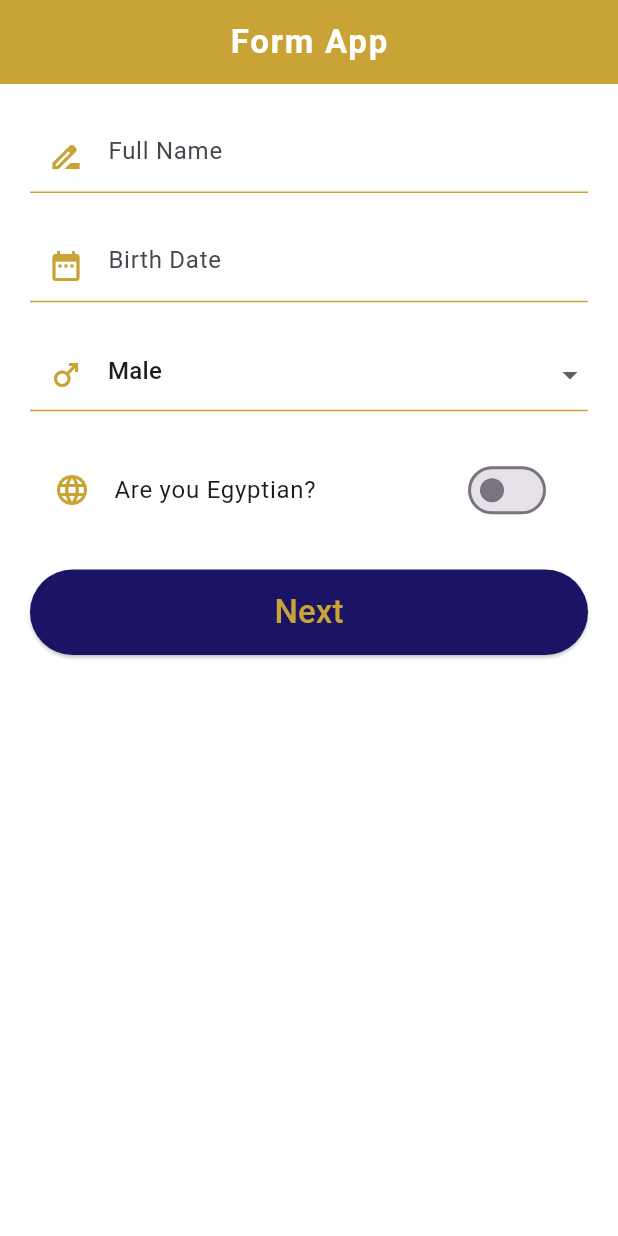
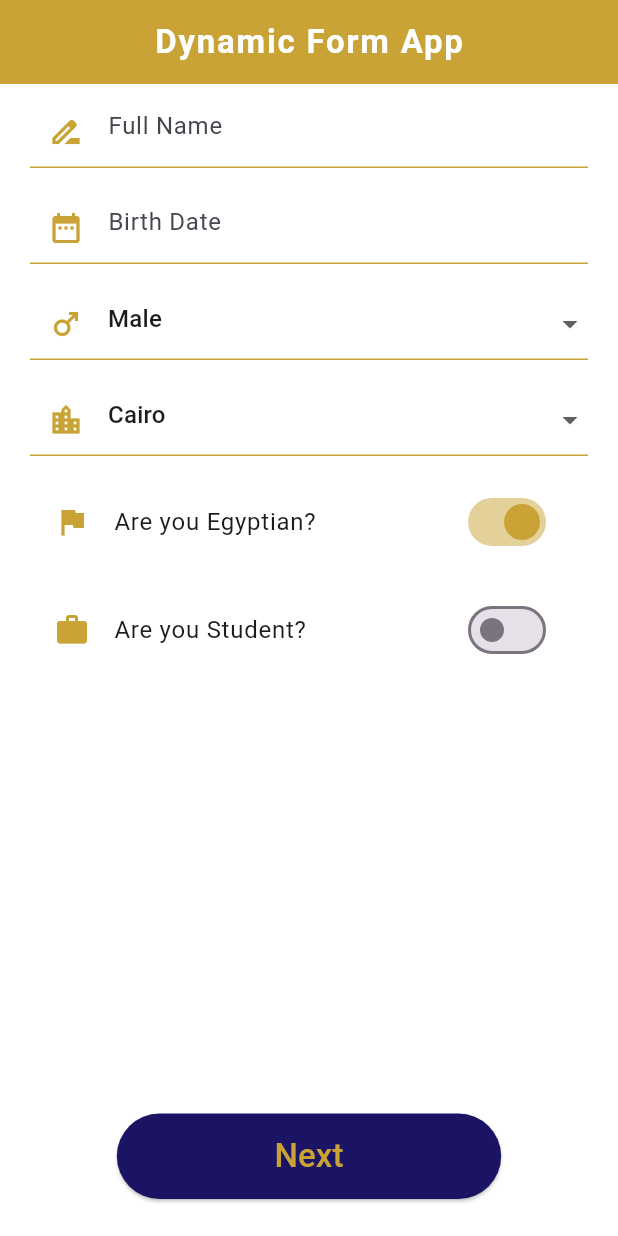
Before and after one commit to ahmedorabi74/form, a Flutter app: the screen it shows after launch, on a phone screen of 412 x 824 dp. Run offline on Flutter 3.47's test engine with Material 3 defaults, Android fonts, the phone set to English and light mode, and no system bars.

Commit message:
project done with list<map>,daynamic ui with listview.builder

```diff
--- a/lib/screens/FillForm.dart
+++ b/lib/screens/FillForm.dart
@@ -11,29 +11,78 @@ class FillForm extends StatefulWidget {
 }
 
 class _FillFormState extends State<FillForm> {
-  TextEditingController fullName = TextEditingController();
-  TextEditingController birthDate = TextEditingController();
-  String? selectedGender = 'Male'; // Default value is "Male"
-  IconData genderIcon = Icons.male; // Default icon is the male icon
-  bool isEgyptian = false; // Default value for the switch
+  final TextEditingController fullName = TextEditingController();
+  final TextEditingController birthDate = TextEditingController();
+
+  late List<Map<String, dynamic>> formFields;
+
+  @override
+  void initState() {
+    super.initState();
+
+    // Initialize formFields in initState
+    formFields = [
+      {
+        'label': 'Full Name',
+        'type': 'text',
+        'controller': fullName,
+        'icon': Icons.drive_file_rename_outline,
+      },
+      {
+        'label': 'Birth Date',
+        'type': 'date',
+        'controller': birthDate,
+        'icon': Icons.date_range,
+      },
+      {
+        'label': 'Gender',
+        'type': 'dropdown',
+        'options': ['Male', 'Female'],
+        'value': 'Male', // Default value
+        'iconData': Icons.male, // Default icon
+      },
+      {
+        'label': 'City',
+        'type': 'dropdown',
+        'options': ['Cairo', 'Benha', 'Alex', 'NewYork', 'new jersey'],
+        'value': 'Cairo', // Default value
+        'icon': Icons.location_city, // Default icon
+      },
+      {
+        'label': 'Are you Egyptian?',
+        'type': 'switch',
+        'icon': Icons.flag,
+        'value': true,
+      },
+      {
+        'label': 'Are you Student?',
+        'type': 'switch',
+        'icon': Icons.school,
+        'value': false,
+      }
+    ];
+  }
 
   @override
   void dispose() {
+    // Dispose controllers to avoid memory leaks
+    fullName.dispose();
     birthDate.dispose();
     super.dispose();
   }
 
-  Future<void> _selectDate(BuildContext context) async {
+  Future<void> _selectDate(
+      BuildContext context, TextEditingController controller) async {
     DateTime? pickedDate = await showDatePicker(
       context: context,
       initialDate: DateTime.now(),
-      firstDate: DateTime(1900),
-      lastDate: DateTime(2025),
+      firstDate: DateTime(1900), // min date
+      lastDate: DateTime(2030), // max date
     );
 
     if (pickedDate != null) {
       setState(() {
-        birthDate.text = DateFormat('dd-MM-yyyy').format(pickedDate);
+        controller.text = DateFormat('dd-MM-yyyy').format(pickedDate);
       });
     }
   }
@@ -41,35 +90,41 @@ class _FillFormState extends State<FillForm> {
   void _validateAndNavigate() {
     final RegExp nameRegExp = RegExp(r'^[A-Za-z\s]+$');
 
-    if (fullName.text.isEmpty || birthDate.text.isEmpty) {
+    if (formFields[0]['controller'].text.isEmpty ||
+        formFields[1]['controller'].text.isEmpty) {
       ScaffoldMessenger.of(context).showSnackBar(
         const SnackBar(
           content: Text(
             'Please fill all data!',
-            style: TextStyle(fontSize: 18),
+            style: TextStyle(fontSize: 16),
           ),
           backgroundColor: Colors.red,
         ),
       );
-    } else if (!nameRegExp.hasMatch(fullName.text)) {
+    } // end of empty condition
+    else if (!nameRegExp.hasMatch(formFields[0]['controller'].text)) {
       ScaffoldMessenger.of(context).showSnackBar(
         const SnackBar(
           content: Text(
             'Full Name should contain only letters and spaces!',
-            style: TextStyle(fontSize: 15),
+            style: TextStyle(fontSize: 16),
           ),
           backgroundColor: Colors.red,
         ),
       );
-    } else {
+    } // end of fullName condition
+    else {
       Navigator.push(
         context,
         MaterialPageRoute(
           builder: (context) => InfoPage(
             fullName: fullName.text,
             birthDate: birthDate.text,
-            selectedGender: selectedGender ?? 'Male',
-            isEgyptian: isEgyptian,
+            selectedGender: formFields[2]['value'],
+            // Get selected gender from map
+            isEgyptian: formFields[4]['value'],
+            city: formFields[3]['value'],
+            student: formFields[5]['value'],
           ),
         ),
       );
@@ -84,7 +139,7 @@ class _FillFormState extends State<FillForm> {
         foregroundColor: Colors.white,
         backgroundColor: const Color(0xffC9A335),
         title: const Text(
-          "Form App",
+          "Dynamic Form App",
           style: TextStyle(
             fontSize: 22,
             fontWeight: FontWeight.bold,
@@ -95,66 +150,23 @@ class _FillFormState extends State<FillForm> {
       ),
       body: Padding(
         padding: const EdgeInsets.symmetric(horizontal: 20.0),
-        child: ListView(
+        child: Column(
           children: [
-            SizedBox(
-              height: MediaQuery.of(context).size.height * 0.030,
-            ),
-            TextField(
-              controller: fullName,
-              keyboardType: TextInputType.name,
-              decoration: const InputDecoration(
-                hintText: "Full Name",
+            Expanded(
+              child: ListView.builder(
+                itemCount: formFields.length,
+                itemBuilder: (context, index) {
+                  final field = formFields[index];
+                  switch (field['type']) {
+                    case 'text':
+                      return Padding(
+                        padding: const EdgeInsets.symmetric(vertical: 8.0),
+                        child: TextField(
+                          controller: field['controller'],
+                          decoration: InputDecoration(
+                            hintText: field['label'],
                             prefixIcon: Icon(
-                  Icons.drive_file_rename_outline,
-                  color: Color(0xffC9A335),
-                ),
-                enabledBorder: UnderlineInputBorder(
-                  borderSide: BorderSide(
-                    color: Color(0xffC9A335),
-                  ),
-                ),
-                focusedBorder: UnderlineInputBorder(
-                  borderSide: BorderSide(
-                    color: Color(0xff1B1464),
-                  ),
-                ),
-              ),
-            ),
-            SizedBox(
-              height: MediaQuery.of(context).size.height * 0.030,
-            ),
-            TextField(
-              controller: birthDate,
-              readOnly: true,
-              onTap: () => _selectDate(context),
-              decoration: const InputDecoration(
-                hintText: "Birth Date",
-                prefixIcon: Icon(
-                  Icons.date_range,
-                  color: Color(0xffC9A335),
-                ),
-                enabledBorder: UnderlineInputBorder(
-                  borderSide: BorderSide(
-                    color: Color(0xffC9A335),
-                  ),
-                ),
-                focusedBorder: UnderlineInputBorder(
-                  borderSide: BorderSide(
-                    color: Color(0xff1B1464),
-                  ),
-                ),
-              ),
-            ),
-            SizedBox(
-              height: MediaQuery.of(context).size.height * 0.030,
-            ),
-            DropdownButtonFormField<String>(
-              value: selectedGender,
-              decoration: InputDecoration(
-                hintText: "Gender",
-                prefixIcon: Icon(
-                  genderIcon, // Update icon based on gender which user choose
+                              field['icon'],
                               color: const Color(0xffC9A335),
                             ),
                             enabledBorder: const UnderlineInputBorder(
@@ -168,7 +180,60 @@ class _FillFormState extends State<FillForm> {
                               ),
                             ),
                           ),
-              items: <String>['Male', 'Female']
+                        ),
+                      );
+                    case 'date':
+                      return Padding(
+                        padding: const EdgeInsets.symmetric(vertical: 8.0),
+                        child: TextField(
+                          controller: field['controller'],
+                          readOnly: true,
+                          onTap: () =>
+                              _selectDate(context, field['controller']),
+                          decoration: InputDecoration(
+                            hintText: field['label'],
+                            prefixIcon: Icon(
+                              field['icon'],
+                              color: const Color(0xffC9A335),
+                            ),
+                            enabledBorder: const UnderlineInputBorder(
+                              borderSide: BorderSide(
+                                color: Color(0xffC9A335),
+                              ),
+                            ),
+                            focusedBorder: const UnderlineInputBorder(
+                              borderSide: BorderSide(
+                                color: Color(0xff1B1464),
+                              ),
+                            ),
+                          ),
+                        ),
+                      );
+                    case 'dropdown':
+                      return Padding(
+                        padding: const EdgeInsets.symmetric(vertical: 8.0),
+                        child: DropdownButtonFormField<String>(
+                          value: field['value'], // Bind the value from the map
+                          decoration: InputDecoration(
+                            hintText: field['label'],
+                            prefixIcon: Icon(
+                              field['label'] == 'Gender'
+                                  ? field['iconData']
+                                  : field['icon'],
+                              color: const Color(0xffC9A335),
+                            ),
+                            enabledBorder: const UnderlineInputBorder(
+                              borderSide: BorderSide(
+                                color: Color(0xffC9A335),
+                              ),
+                            ),
+                            focusedBorder: const UnderlineInputBorder(
+                              borderSide: BorderSide(
+                                color: Color(0xff1B1464),
+                              ),
+                            ),
+                          ),
+                          items: field['options']
                               .map<DropdownMenuItem<String>>((String value) {
                             return DropdownMenuItem<String>(
                               value: value,
@@ -177,31 +242,46 @@ class _FillFormState extends State<FillForm> {
                           }).toList(),
                           onChanged: (String? newValue) {
                             setState(() {
-                  selectedGender = newValue!;
-                  genderIcon =
-                      selectedGender == 'Male' ? Icons.male : Icons.female;
+                              field['value'] = newValue;
+
+                              if (field['label'] == 'Gender') {
+                                field['iconData'] = newValue == 'Male'
+                                    ? Icons.male
+                                    : Icons.female;
+                              }
                             });
                           },
                         ),
-            SizedBox(
-              height: MediaQuery.of(context).size.height * 0.030,
-            ),
-            SwitchListTile(
-              title: const Text('Are you Egyptian?'),
-              value: isEgyptian,
+                      );
+                    case 'switch':
+                      return Padding(
+                        padding: const EdgeInsets.symmetric(vertical: 8.0),
+                        child: SwitchListTile(
+                            title: Text(field['label']),
+                            value: field['value'],
                             activeColor: const Color(0xffC9A335),
                             onChanged: (bool value) {
                               setState(() {
-                  isEgyptian = value;
+                                field['value'] = value;
                               });
                             },
                             secondary: Icon(
-                isEgyptian ? Icons.flag : Icons.language,
+                              field['label'] == 'Are you Egyptian?'
+                                  ? (field['value']
+                                      ? field['icon']
+                                      : Icons
+                                          .language) // condition for egy icon
+                                  : (field['value']
+                                      ? field['icon']
+                                      : Icons.work), // condition  For Student
                               color: const Color(0xffC9A335),
+                            )),
+                      );
+                    default:
+                      return const SizedBox.shrink();
+                  }
+                },
               ),
-            ),
-            SizedBox(
-              height: MediaQuery.of(context).size.height * 0.030,
             ),
             ElevatedButton(
               style: ElevatedButton.styleFrom(
@@ -215,6 +295,9 @@ class _FillFormState extends State<FillForm> {
                 style: TextStyle(color: Color(0xffC9A335), fontSize: 22),
               ),
             ),
+            SizedBox(
+              height: MediaQuery.of(context).size.height * 0.030,
+            ),
           ],
         ),
       ),
--- a/lib/screens/FormData.dart
+++ b/lib/screens/FormData.dart
@@ -5,6 +5,9 @@ class InfoPage extends StatelessWidget {
   final String birthDate;
   final String selectedGender;
   final bool isEgyptian;
+  final bool student;
+
+  final String city;
 
   const InfoPage({
     Key? key,
@@ -12,6 +15,8 @@ class InfoPage extends StatelessWidget {
     required this.birthDate,
     required this.selectedGender,
     required this.isEgyptian,
+    required this.city,
+    required this.student,
   }) : super(key: key);
 
   @override
@@ -86,12 +91,30 @@ class InfoPage extends StatelessWidget {
                     ),
                   ),
                   ListTile(
+                    leading: const Icon(Icons.location_city,
+                        color: Color(0xffC9A335)),
+                    title: Text(
+                      'City: $city',
+                      style: const TextStyle(
+                          fontSize: 18, fontWeight: FontWeight.bold),
+                    ),
+                  ),
+                  ListTile(
                     leading: Icon(
                       isEgyptian ? Icons.flag : Icons.language,
                       color: const Color(0xffC9A335),
                     ),
                     title: Text(
                       'Egyptian?: ${isEgyptian ? "Yes" : "No"}',
+                      style: const TextStyle(
+                          fontSize: 18, fontWeight: FontWeight.bold),
+                    ),
+                  ),
+                  ListTile(
+                    leading: const Icon(Icons.school, color: Color(0xffC9A335)),
+                    title: Text(
+                      'Student?: ${student ? "Yes" : "No"}',
+                      // use yes and no insted of flase
                       style: const TextStyle(
                           fontSize: 18, fontWeight: FontWeight.bold),
                     ),
```
Lines whose indentation alone changed are shown as unchanged.
